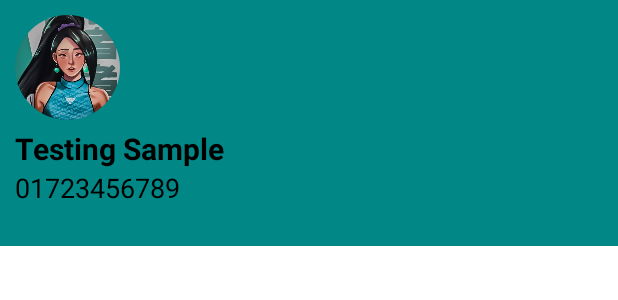
After one commit to Arcane2202/Kotlin-ConerShop, an Android app: the layout nav_header.xml on its own in the app's theme, with its tools: preview values and no code run, on a phone screen of 412 x 824 dp. The commit adds this screen. Shown: the top 300 px of the screen. Run offline under Robolectric (Android 15) with nearby library versions, the phone set to English and light mode, and no system bars.

Commit message:
NavBar On Progress

```diff
--- a/app/build.gradle
+++ b/app/build.gradle
@@ -46,9 +46,10 @@ dependencies {
     implementation 'com.google.firebase:firebase-database-ktx:20.0.3'
     implementation 'com.google.firebase:firebase-bom:29.1.0'
     implementation 'com.google.firebase:firebase-database'
+    implementation 'androidx.drawerlayout:drawerlayout:1.1.1'
     testImplementation 'junit:junit:4.+'
     androidTestImplementation 'androidx.test.ext:junit:1.1.3'
     androidTestImplementation 'androidx.test.espresso:espresso-core:3.4.0'
     implementation 'com.android.support.test.espresso:espresso-core:3.0.2'
-    implementation 'de.hdodenhof:circleimageview:2.2.0'
+    implementation 'de.hdodenhof:circleimageview:3.1.0'
 }
--- a/app/src/main/res/layout/activity_main.xml
+++ b/app/src/main/res/layout/activity_main.xml
@@ -3,7 +3,7 @@
     xmlns:tools="http://schemas.android.com/tools"
     android:layout_width="match_parent"
     android:layout_height="match_parent"
-    android:background="#D5E1DF"
+    android:background="@color/Background"
     tools:context=".MainActivity">
 
     <ImageView
--- /dev/null
+++ b/app/src/main/res/layout/nav_header.xml
@@ -0,0 +1,43 @@
+<?xml version="1.0" encoding="utf-8"?>
+<LinearLayout xmlns:android="http://schemas.android.com/apk/res/android"
+    android:id="@+id/relate"
+    android:orientation="vertical"
+    android:layout_width="match_parent"
+    android:layout_height="wrap_content"
+    android:background="@color/teal_700"
+    >
+
+    <de.hdodenhof.circleimageview.CircleImageView
+        android:layout_width="70dp"
+        android:layout_height="70dp"
+        android:src="@drawable/sage"
+        android:layout_marginStart="10dp"
+        android:layout_marginTop="10dp"/>
+    <TextView
+        android:layout_width="match_parent"
+        android:layout_height="wrap_content"
+        android:id="@+id/nameUser"
+        android:text="Testing Sample"
+        android:textSize="20dp"
+        android:paddingTop="5dp"
+        android:layout_marginStart="10dp"
+        android:textColor="@color/black"
+        android:textStyle="bold"/>
+    <TextView
+        android:layout_width="match_parent"
+        android:layout_height="wrap_content"
+        android:layout_marginStart="10dp"
+        android:textColor="@color/black"
+        android:text="01723456789"
+        android:textSize="18dp"/>
+
+    <View
+        android:layout_width="match_parent"
+        android:layout_marginStart="10dp"
+        android:layout_height="1dp"
+        android:layout_marginTop="25dp"/>
+
+
+
+
+</LinearLayout>
--- a/app/src/main/res/values-night/themes.xml
+++ b/app/src/main/res/values-night/themes.xml
@@ -1,6 +1,6 @@
 <resources xmlns:tools="http://schemas.android.com/tools">
     <!-- Base application theme. -->
-    <style name="Theme.CornerShop" parent="Theme.MaterialComponents.DayNight.NoActionBar">
+    <style name="Theme.CornerShop" parent="Theme.MaterialComponents.DayNight.DarkActionBar">
         <!-- Primary brand color. -->
         <item name="colorPrimary">@color/purple_200</item>
         <item name="colorPrimaryVariant">@color/purple_700</item>
--- a/app/src/main/res/values/colors.xml
+++ b/app/src/main/res/values/colors.xml
@@ -7,4 +7,5 @@
     <color name="teal_700">#FF018786</color>
     <color name="black">#FF000000</color>
     <color name="white">#FFFFFFFF</color>
+    <color name="Background">#D5E1DF</color>
 </resources>
--- a/app/src/main/res/values/strings.xml
+++ b/app/src/main/res/values/strings.xml
@@ -1,3 +1,5 @@
 <resources>
     <string name="app_name">Corner Shop</string>
+    <string name="open">Open</string>
+    <string name="close">Close</string>
 </resources>
--- a/app/src/main/res/values/themes.xml
+++ b/app/src/main/res/values/themes.xml
@@ -1,6 +1,6 @@
 <resources xmlns:tools="http://schemas.android.com/tools">
     <!-- Base application theme. -->
-    <style name="Theme.CornerShop" parent="Theme.MaterialComponents.DayNight.NoActionBar">
+    <style name="Theme.CornerShop" parent="Theme.MaterialComponents.DayNight.DarkActionBar">
         <!-- Primary brand color. -->
         <item name="colorPrimary">@color/purple_500</item>
         <item name="colorPrimaryVariant">@color/purple_700</item>
```
Also changed, not shown: app/src/main/java/project/app/cornershop/HomePage.kt (+32 -1 lines), app/src/main/res/layout/activity_home_page.xml (+31 -6 lines), app/src/main/res/menu/menu_items.xml (added, +32 -0 lines), app/src/main/res/drawable/sage.jpg (added), 1 other file.
